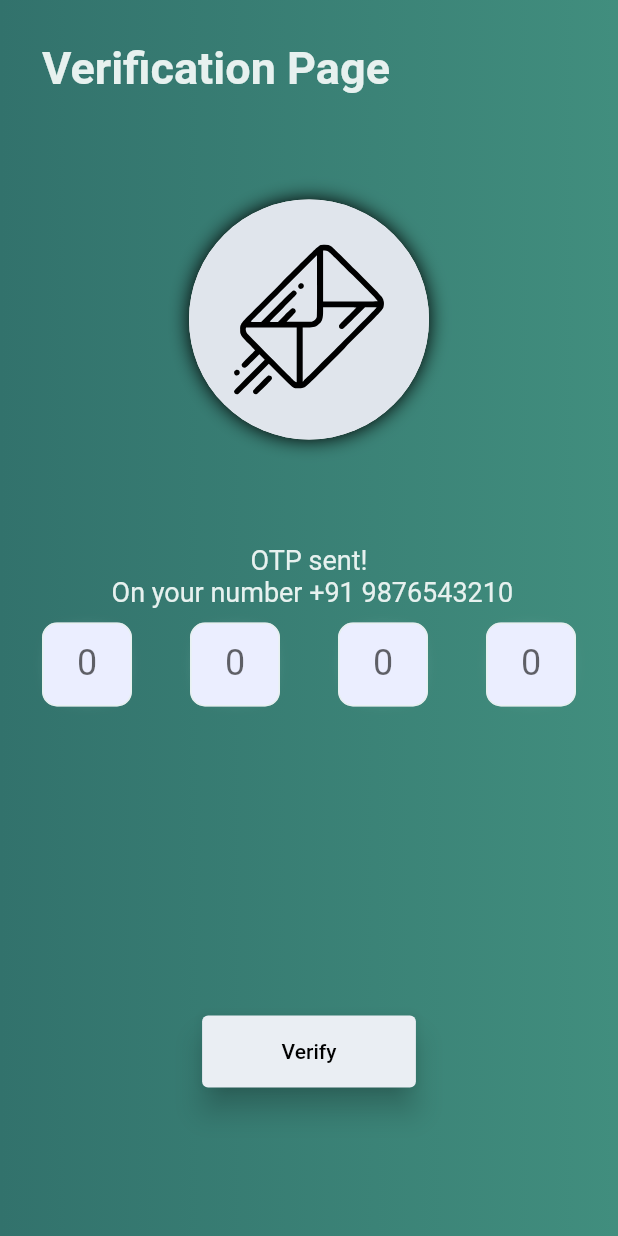
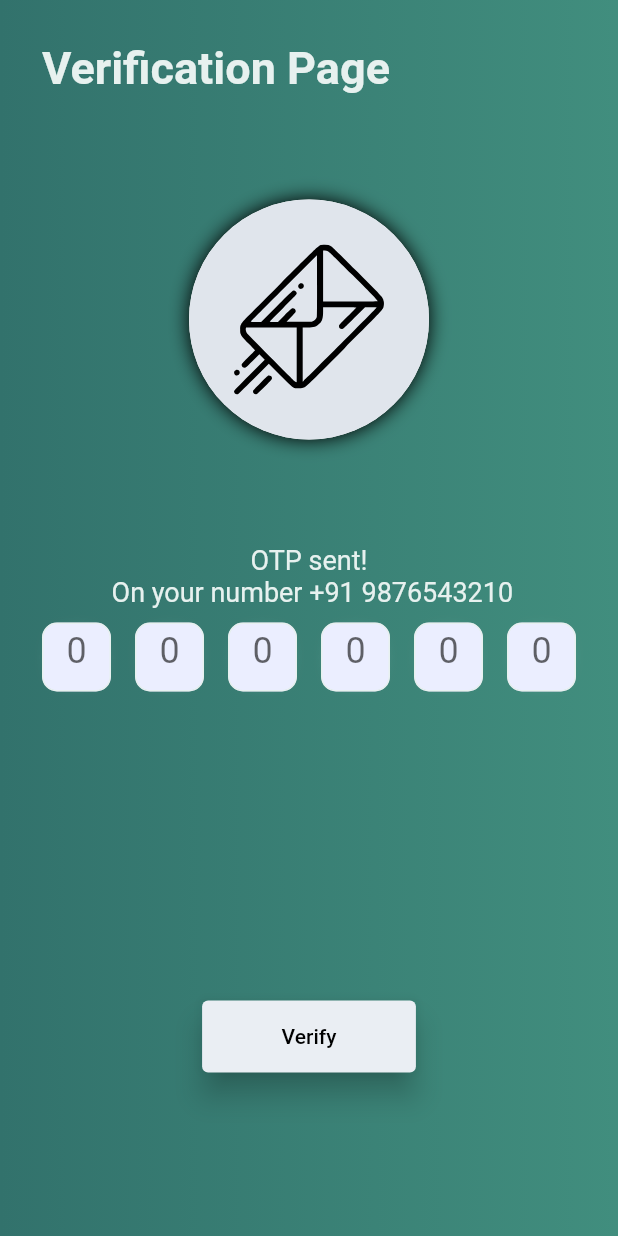
Before and after one commit to m0hit-kumar/Friendly-Faces, a Flutter app: the AdminOTPScreen screen opened by its route, after a tap on "Verify", on a phone screen of 412 x 824 dp. Run offline on Flutter 3.47's test engine with Material 2 defaults, Android fonts, the phone set to English and light mode, and no system bars; our stand-ins replace firebase_auth, firebase_core, flutter_svg, get; accounts and stored records are empty; network calls fail.

Commit message:
otp method basic file setup

```diff
--- a/lib/constants/constants.dart
+++ b/lib/constants/constants.dart
@@ -5,7 +5,6 @@ class Constants extends GetxController {
   final centerLeftColor = const Color.fromARGB(255, 50, 114, 108);
   final centerRightColor = const Color.fromARGB(255, 65, 142, 126);
   final whiteBackground = const Color.fromARGB(255, 231, 241, 239);
-
   final whiteTextColor = const Color.fromARGB(255, 249, 249, 249);
   final themeColor = const Color.fromARGB(255, 231, 123, 7);
   final inputStrokeColor = const Color.fromARGB(255, 187, 197, 255);
--- /dev/null
+++ b/lib/controller/auth_manager.dart
@@ -0,0 +1,47 @@
+import "package:firebase_auth/firebase_auth.dart";
+import "package:friendly_faces/pages/auth/dashboard/homepage.dart";
+import "package:friendly_faces/pages/auth/otp_page.dart";
+import "package:get/get.dart";
+
+class AutenticationManager extends GetxController {
+  static get instance => Get.find();
+  final _auth = FirebaseAuth.instance;
+
+  var verificationId = "".obs;
+
+  Future<void> checkPhoneNumber(String number) async {
+    await _auth.verifyPhoneNumber(
+      phoneNumber: number,
+      verificationCompleted: (PhoneAuthCredential credential) async {
+        await _auth.signInWithCredential(credential);
+        // ignore: avoid_print
+        print("------------------- verfication completed");
+      },
+      verificationFailed: (FirebaseAuthException e) {
+        if (e.code == 'invalid-phone-number') {}
+        // ignore: avoid_print
+        print("Error 00000000000000000 ${e.message}");
+      },
+      codeSent: (String verificationId, int? resendToken) {
+        this.verificationId.value = verificationId;
+        // ignore: avoid_print
+        print("------------------- co/desent");
+        Get.offAll(const AdminOTPScreen());
+      },
+      codeAutoRetrievalTimeout: (String verificationId) {
+        // ignore: avoid_print
+        print("------------------- codeAutoRetrievalTimeout");
+
+        this.verificationId.value = verificationId;
+      },
+    );
+  }
+
+  Future<bool> verifyOTP(String otp) async {
+    print("xxxxxxxxxxxxxxxxxx $otp");
+    var credential = await _auth.signInWithCredential(
+        PhoneAuthProvider.credential(
+            verificationId: verificationId.value, smsCode: otp));
+    return credential.user != null ? true : false;
+  }
+}
--- /dev/null
+++ b/lib/controller/otp_controller.dart
@@ -0,0 +1,14 @@
+import "package:friendly_faces/controller/auth_manager.dart";
+import "package:friendly_faces/pages/auth/dashboard/homepage.dart";
+import "package:get/get.dart";
+
+class OtpController extends GetxController {
+  static get instance => Get.find();
+  final authManager = Get.put(AutenticationManager());
+
+  Future<void> verifyOtp(String otp) async {
+    var isVerfied = authManager.verifyOTP(otp);
+
+    await isVerfied ? Get.offAll(const HomePage()) : Get.back();
+  }
+}
--- a/lib/main.dart
+++ b/lib/main.dart
@@ -21,7 +21,7 @@ class MyApp extends StatelessWidget {
   @override
   Widget build(BuildContext context) {
     return GetMaterialApp(
-      initialRoute: "/createProfile",
+      initialRoute: "/auth",
       debugShowCheckedModeBanner: false,
       getPages: [
         GetPage(
--- a/lib/pages/auth/create_profile.dart
+++ b/lib/pages/auth/create_profile.dart
@@ -1,8 +1,5 @@
 import 'package:flutter/material.dart';
-import 'package:flutter/services.dart';
 import 'package:friendly_faces/constants/constants.dart';
-import 'package:friendly_faces/widgets/custom_button.dart';
-import 'package:friendly_faces/widgets/input_widget.dart';
 import 'package:get/get.dart';
 
 class CreateProfile extends StatefulWidget {
@@ -222,7 +219,7 @@ class _CreateProfileState extends State<CreateProfile> {
                     ),
                   ),
                 ),
-                SizedBox(height: 100.0),
+                const SizedBox(height: 100.0),
                 Row(
                   mainAxisAlignment: MainAxisAlignment.spaceBetween,
                   children: [
--- a/lib/pages/auth/otp_page.dart
+++ b/lib/pages/auth/otp_page.dart
@@ -2,6 +2,7 @@ import 'package:flutter/material.dart';
 import 'package:flutter/services.dart';
 import 'package:flutter_svg/svg.dart';
 import 'package:friendly_faces/constants/constants.dart';
+import 'package:friendly_faces/controller/otp_controller.dart';
 import 'package:get/get.dart';
 
 class AdminOTPScreen extends StatefulWidget {
@@ -18,10 +19,13 @@ class _AdminOTPScreenState extends State<AdminOTPScreen> {
     'pin2': TextEditingController(),
     'pin3': TextEditingController(),
     'pin4': TextEditingController(),
+    'pin5': TextEditingController(),
+    'pin6': TextEditingController(),
   };
 
   final constants = Get.put(Constants());
-  TextEditingController otpController = TextEditingController();
+  final otpController = Get.put(OtpController());
+  // TextEditingController otpController = TextEditingController();
   @override
   Widget build(BuildContext context) {
     return Scaffold(
@@ -106,8 +110,9 @@ class _AdminOTPScreenState extends State<AdminOTPScreen> {
                           borderRadius: BorderRadius.circular(10),
                           border: Border.all(color: constants.whiteBackground),
                         ),
-                        width: 60,
-                        height: 56,
+                        width: 46,
+                        height: 46,
+                        child: Center(
                           child: TextFormField(
                             controller: _otp["pin1"],
                             onChanged: (value) {
@@ -129,6 +134,7 @@ class _AdminOTPScreenState extends State<AdminOTPScreen> {
                             ],
                           ),
                         ),
+                      ),
                       Container(
                         decoration: BoxDecoration(
                           boxShadow: const [
@@ -145,8 +151,8 @@ class _AdminOTPScreenState extends State<AdminOTPScreen> {
                           borderRadius: BorderRadius.circular(10),
                           border: Border.all(color: constants.whiteBackground),
                         ),
-                        width: 60,
-                        height: 56,
+                        width: 46,
+                        height: 46,
                         child: TextFormField(
                           controller: _otp["pin2"],
                           onChanged: (value) {
@@ -184,8 +190,8 @@ class _AdminOTPScreenState extends State<AdminOTPScreen> {
                           borderRadius: BorderRadius.circular(10),
                           border: Border.all(color: constants.whiteBackground),
                         ),
-                        width: 60,
-                        height: 56,
+                        width: 46,
+                        height: 46,
                         child: TextFormField(
                           controller: _otp["pin3"],
                           onChanged: (value) {
@@ -223,10 +229,88 @@ class _AdminOTPScreenState extends State<AdminOTPScreen> {
                           borderRadius: BorderRadius.circular(10),
                           border: Border.all(color: constants.whiteBackground),
                         ),
-                        width: 60,
-                        height: 56,
+                        width: 46,
+                        height: 46,
                         child: TextFormField(
                           controller: _otp["pin4"],
+                          onChanged: (value) {
+                            if (value.length == 1) {
+                              FocusScope.of(context).nextFocus();
+                            }
+                          },
+                          decoration: const InputDecoration(
+                            hintText: "0",
+                            border: InputBorder.none,
+                          ),
+                          autofocus: false,
+                          style: Theme.of(context).textTheme.headlineSmall,
+                          keyboardType: TextInputType.number,
+                          textAlign: TextAlign.center,
+                          inputFormatters: [
+                            LengthLimitingTextInputFormatter(1),
+                            FilteringTextInputFormatter.digitsOnly
+                          ],
+                        ),
+                      ),
+                      Container(
+                        decoration: BoxDecoration(
+                          boxShadow: const [
+                            BoxShadow(
+                              color: Color(0xffa3b1c6), // darker color
+                            ),
+                            BoxShadow(
+                              color: Color(0xffe0e5ec), // background color
+                              spreadRadius: -12.0,
+                              blurRadius: 12.0,
+                            ),
+                          ],
+                          color: constants.inputBackgroundColor,
+                          borderRadius: BorderRadius.circular(10),
+                          border: Border.all(color: constants.whiteBackground),
+                        ),
+                        width: 46,
+                        height: 46,
+                        child: TextFormField(
+                          controller: _otp["pin5"],
+                          onChanged: (value) {
+                            if (value.length == 1) {
+                              FocusScope.of(context).nextFocus();
+                            }
+                          },
+                          decoration: const InputDecoration(
+                            hintText: "0",
+                            border: InputBorder.none,
+                          ),
+                          autofocus: false,
+                          style: Theme.of(context).textTheme.headlineSmall,
+                          keyboardType: TextInputType.number,
+                          textAlign: TextAlign.center,
+                          inputFormatters: [
+                            LengthLimitingTextInputFormatter(1),
+                            FilteringTextInputFormatter.digitsOnly
+                          ],
+                        ),
+                      ),
+                      Container(
+                        decoration: BoxDecoration(
+                          boxShadow: const [
+                            BoxShadow(
+                              color: Color(0xffa3b1c6), // darker color
+                            ),
+                            BoxShadow(
+                              color: Color(0xffe0e5ec), // background color
+                              spreadRadius: -12.0,
+                              blurRadius: 12.0,
+                            ),
+                          ],
+                          color: constants.inputBackgroundColor,
+                          borderRadius: BorderRadius.circular(10),
+                          border: Border.all(color: constants.whiteBackground),
+                        ),
+                        width: 46,
+                        height: 46,
+                        child: TextFormField(
+                          controller: _otp["pin6"],
                           onChanged: (value) {
                             if (value.length == 1) {
                               FocusScope.of(context).nextFocus();
@@ -261,7 +345,11 @@ class _AdminOTPScreenState extends State<AdminOTPScreen> {
                     ),
                     onPressed: () {
                       // ignore: avoid_print
-                      print("0000000 ${_otp["pin1"]?.text}");
+                      var otp =
+                          "${_otp["pin1"]?.text}${_otp["pin2"]?.text}${_otp["pin3"]?.text}${_otp["pin4"]?.text}${_otp["pin5"]?.text}${_otp["pin6"]?.text}"
+                              .trim();
+                      print(otp);
+                      otpController.verifyOtp(otp);
                     },
                     child: const Padding(
                       padding: EdgeInsets.only(
```
Also changed, not shown: lib/controller/signup_controller.dart (added, +18 -0 lines), lib/pages/auth/auth_page.dart (+15 -11 lines), lib/pages/auth/dashboard/homepage.dart (added, +17 -0 lines), lib/firebase_options.dart. Lines whose indentation alone changed are shown as unchanged.
